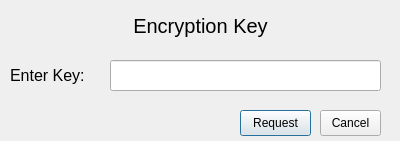
Qt form encryptionwindow.ui (GoldenDragonJD/DirectFilePushClient) before a commit.
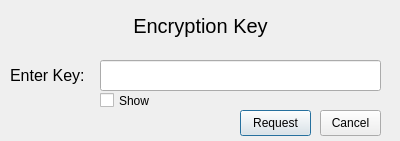
The same form after that commit.

Commit message: Added a check box to turn on and off encryption key visibility.

Patch:
```diff
--- a/encryptionwindow.ui
+++ b/encryptionwindow.ui
@@ -94,12 +94,15 @@
   <widget class="QLineEdit" name="keyInput">
    <property name="geometry">
     <rect>
-     <x>110</x>
+     <x>100</x>
      <y>60</y>
-     <width>271</width>
+     <width>281</width>
      <height>31</height>
     </rect>
    </property>
+   <property name="echoMode">
+    <enum>QLineEdit::EchoMode::Password</enum>
+   </property>
   </widget>
   <widget class="QLabel" name="errorLable">
    <property name="geometry">
@@ -120,6 +123,19 @@
     <bool>false</bool>
    </property>
   </widget>
+  <widget class="QCheckBox" name="passwordShow">
+   <property name="geometry">
+    <rect>
+     <x>100</x>
+     <y>90</y>
+     <width>71</width>
+     <height>21</height>
+    </rect>
+   </property>
+   <property name="text">
+    <string>Show</string>
+   </property>
+  </widget>
  </widget>
  <resources/>
  <connections/>
```
The commit also changes 2 other files.
